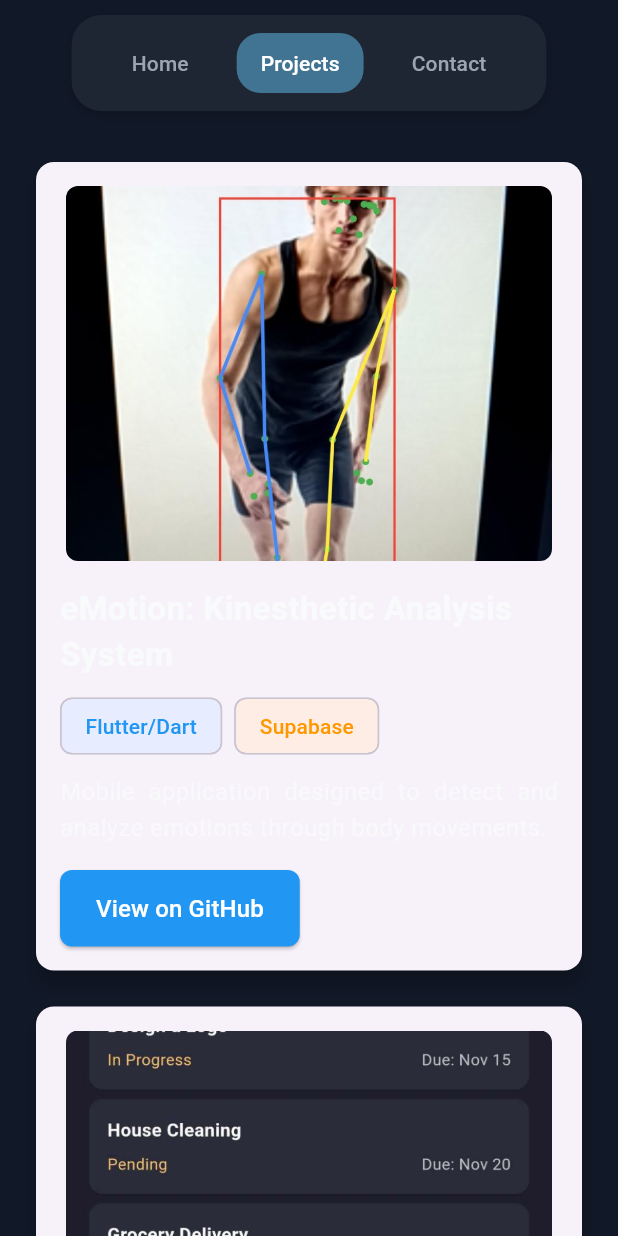
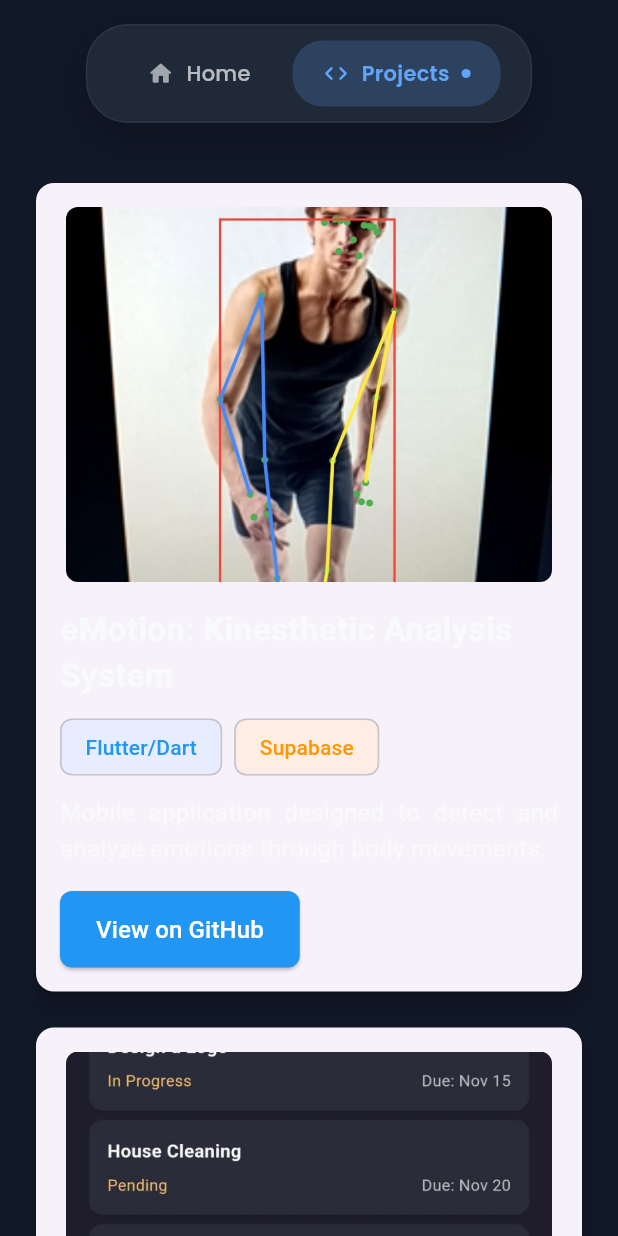
Before and after one commit to Kristoferseyan/Sean-s-Portfolio, a Flutter app: the screen it shows after launch, after a tap on "Projects", on a phone screen of 412 x 824 dp. Run offline on Flutter 3.47's test engine with Material 3 defaults, Android fonts, the light colour scheme and no system bars; our stand-ins replace animate_do, google_fonts.

Commit message:
updated nav bar

```diff
--- a/lib/widgets/navigation.dart
+++ b/lib/widgets/navigation.dart
@@ -1,49 +1,71 @@
 import 'package:flutter/material.dart';
+import '../styles/theme.dart';
+import 'package:google_fonts/google_fonts.dart';
 
-class Navigation extends StatelessWidget {
+class Navigation extends StatefulWidget {
   const Navigation({super.key});
+
+  @override
+  State<Navigation> createState() => _NavigationState();
+}
+
+class _NavigationState extends State<Navigation> with SingleTickerProviderStateMixin {
+  late AnimationController _controller;
+  int _hoveredIndex = -1;
+
+  @override
+  void initState() {
+    super.initState();
+    _controller = AnimationController(
+      duration: const Duration(milliseconds: 500),
+      vsync: this,
+    );
+  }
+
+  @override
+  void dispose() {
+    _controller.dispose();
+    super.dispose();
+  }
 
   @override
   Widget build(BuildContext context) {
     String currentRoute = ModalRoute.of(context)?.settings.name ?? '/';
+    List<Map<String, dynamic>> navItems = [
+      {'label': 'Home', 'route': '/', 'icon': Icons.home_rounded},
+      {'label': 'Projects', 'route': '/projects', 'icon': Icons.code_rounded},
+    ];
 
     return Container(
-      padding: const EdgeInsets.symmetric(vertical: 10.0),
+      padding: const EdgeInsets.symmetric(vertical: 16.0),
       child: Container(
         padding: const EdgeInsets.symmetric(horizontal: 16.0, vertical: 8.0),
         decoration: BoxDecoration(
-          color: const Color(0xFF1F2633),
-          borderRadius: BorderRadius.circular(20.0),
+          color: AppTheme.surfaceColorDark,
+          borderRadius: BorderRadius.circular(28.0),
+          border: Border.all(color: Colors.white.withOpacity(0.06), width: 1),
           boxShadow: [
             BoxShadow(
-              color: Colors.black.withOpacity(0.15),
-              blurRadius: 6.0,
-              offset: const Offset(0, 3),
+              color: Colors.black.withOpacity(0.2),
+              blurRadius: 20.0,
+              spreadRadius: 2.0,
+              offset: const Offset(0, 10),
             ),
           ],
         ),
         child: Row(
           mainAxisSize: MainAxisSize.min,
-          children: [
-            _buildNavButton(
+          children: List.generate(
+            navItems.length,
+            (index) => _buildNavButton(
               context,
-              'Home',
-              '/',
-              isActive: currentRoute == '/',
+              navItems[index]['label'],
+              navItems[index]['route'],
+              navItems[index]['icon'],
+              isActive: currentRoute == navItems[index]['route'],
+              index: index,
             ),
-            _buildNavButton(
-              context,
-              'Projects',
-              '/projects',
-              isActive: currentRoute == '/projects',
           ),
-            _buildNavButton(
-              context,
-              'Contact',
-              '/contact',
-              isActive: currentRoute == '/contact',
-            ),
-          ],
         ),
       ),
     );
@@ -52,11 +74,16 @@ class Navigation extends StatelessWidget {
   Widget _buildNavButton(
     BuildContext context,
     String label,
-    String route, {
+    String route,
+    IconData icon, {
     bool isActive = false,
+    required int index,
   }) {
-    return Padding(
-      padding: const EdgeInsets.symmetric(horizontal: 8.0),
+    return MouseRegion(
+      onEnter: (_) => setState(() => _hoveredIndex = index),
+      onExit: (_) => setState(() => _hoveredIndex = -1),
+      child: Padding(
+        padding: const EdgeInsets.symmetric(horizontal: 4.0),
         child: TextButton(
           onPressed: () {
             if (ModalRoute.of(context)?.settings.name != route) {
@@ -64,27 +91,56 @@ class Navigation extends StatelessWidget {
             }
           },
           style: ButtonStyle(
-          backgroundColor: WidgetStateProperty.all(
-            isActive ? const Color(0xFF417492) : Colors.transparent,
+            backgroundColor: MaterialStateProperty.all(
+              isActive ? AppTheme.primaryColorDark.withOpacity(0.2) : Colors.transparent,
             ),
-          overlayColor: WidgetStateProperty.all(
-            isActive ? const Color(0xFF345A6D).withOpacity(0.3) : Colors.white.withOpacity(0.1),
+            overlayColor: MaterialStateProperty.all(
+              isActive ? AppTheme.primaryColorDark.withOpacity(0.3) : Colors.white.withOpacity(0.05),
             ),
-          shape: WidgetStateProperty.all(
+            shape: MaterialStateProperty.all(
               RoundedRectangleBorder(
-              borderRadius: BorderRadius.circular(16.0),
+                borderRadius: BorderRadius.circular(20.0),
               ),
             ),
-          padding: WidgetStateProperty.all(
-            const EdgeInsets.symmetric(horizontal: 16.0, vertical: 8.0),
+            padding: MaterialStateProperty.all(
+              const EdgeInsets.symmetric(horizontal: 20.0, vertical: 12.0),
             ),
           ),
-        child: Text(
+          child: AnimatedContainer(
+            duration: Duration(milliseconds: 200),
+            child: Row(
+              children: [
+                Icon(
+                  icon,
+                  color: isActive || _hoveredIndex == index
+                      ? AppTheme.primaryColorDark
+                      : AppTheme.textColorDark.withOpacity(0.6),
+                  size: 18,
+                ),
+                SizedBox(width: 8),
+                Text(
                   label,
-          style: TextStyle(
-            color: isActive ? Colors.white : const Color(0xFF9AA5B1),
+                  style: GoogleFonts.poppins(
+                    color: isActive || _hoveredIndex == index
+                        ? AppTheme.primaryColorDark
+                        : AppTheme.textColorDark.withOpacity(0.7),
                     fontSize: 14,
-            fontWeight: FontWeight.w500,
+                    fontWeight: isActive ? FontWeight.w600 : FontWeight.w500,
+                    letterSpacing: 0.2,
+                  ),
+                ),
+                if (isActive)
+                  Container(
+                    margin: EdgeInsets.only(left: 8),
+                    width: 6,
+                    height: 6,
+                    decoration: BoxDecoration(
+                      color: AppTheme.primaryColorDark,
+                      shape: BoxShape.circle,
+                    ),
+                  ),
+              ],
+            ),
           ),
         ),
       ),
```
Lines whose indentation alone changed are shown as unchanged.
